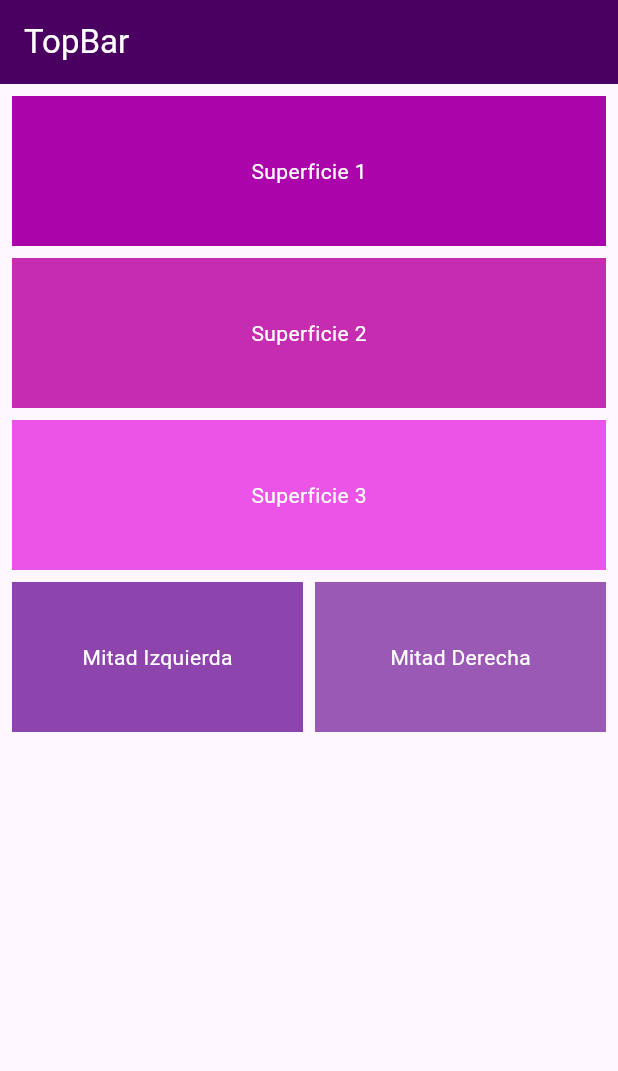
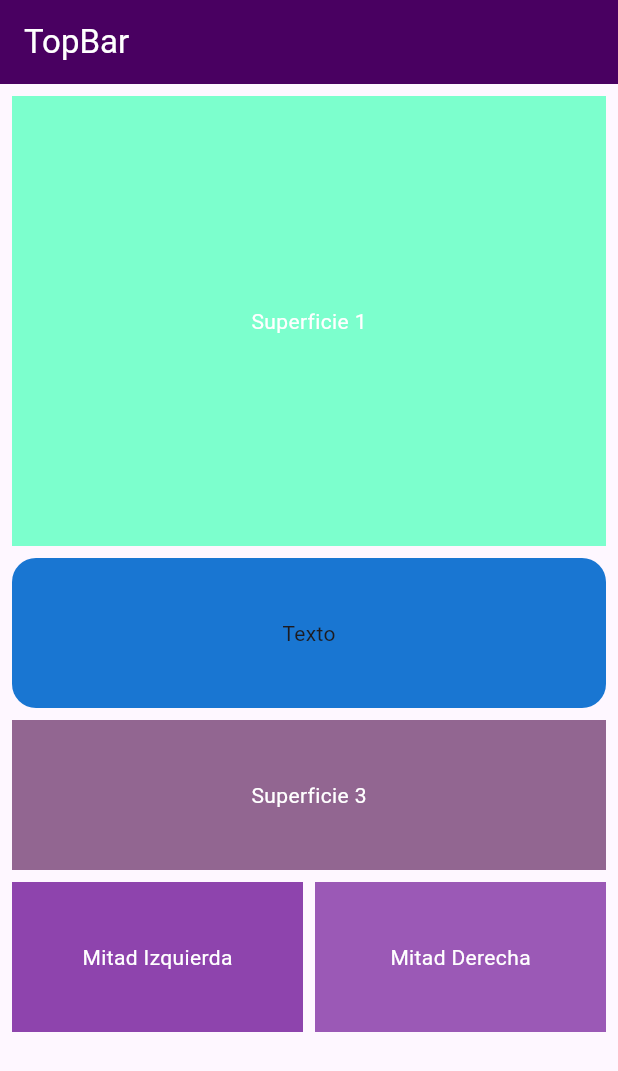
Before and after one commit to julianberry00/flutter_desarrolloapps, a Flutter app: the screen it shows after launch, on a phone screen of 412 x 824 dp. Shown: the top 1071 px of the screen. Run offline on Flutter 3.47's test engine with Material 3 defaults, Android fonts, the phone set to English and light mode, and no system bars.

Commit message:
ya
me aburri nos vemos mañana

```diff
--- a/mi_nueva_app_2/lib/main.dart
+++ b/mi_nueva_app_2/lib/main.dart
@@ -22,9 +22,9 @@
           child: Column(
             children: [
               Container(
-                height: 100,
+                height: 300,
                 width: double.infinity,
-                color: const Color.fromARGB(255, 171, 4, 171),
+                color: const Color.fromARGB(255, 124, 255, 205),
                 child: const Center(
                   child: Text(
                     'Superficie 1',
@@ -36,19 +36,17 @@
               Container(
                 height: 100,
                 width: double.infinity,
-                color: const Color.fromARGB(255, 197, 44, 176),
-                child: const Center(
-                  child: Text(
-                    'Superficie 2',
-                    style: TextStyle(color: Colors.white),
-                  ),
+                decoration: BoxDecoration(
+                  color: Color(0xFF1976D2),
+                  borderRadius: BorderRadius.circular(16),
                 ),
+                child: Center(child: Text('Texto')),
               ),
               const SizedBox(height: 8),
               Container(
                 height: 100,
                 width: double.infinity,
-                color: const Color.fromARGB(255, 235, 84, 230),
+                color: const Color.fromARGB(255, 146, 102, 145),
                 child: const Center(
                   child: Text(
                     'Superficie 3',
```
